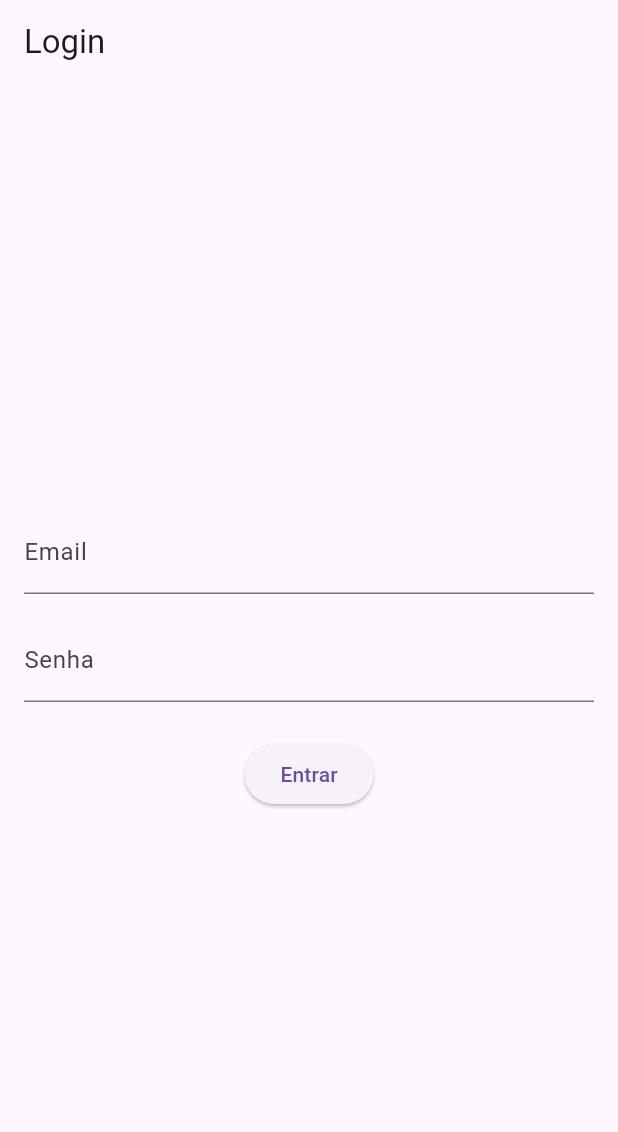
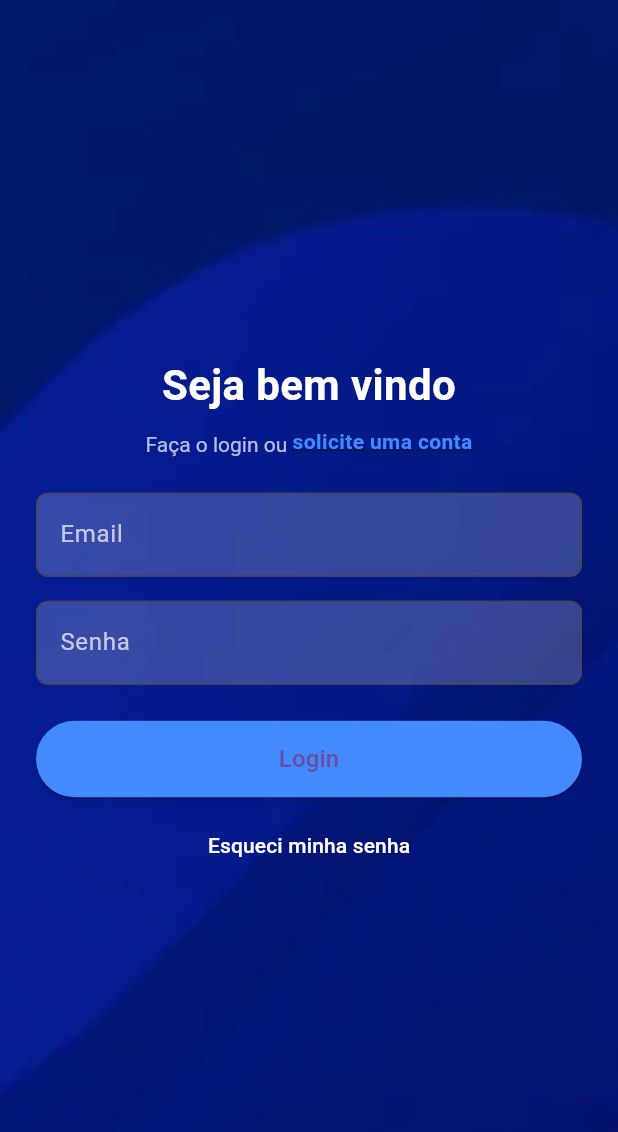
Before and after one commit to DevClaudioFilho/pint_mobile, a Flutter app: the screen it shows after launch, on a phone screen of 412 x 824 dp. Shown: the top 1132 px of the screen. Run offline on Flutter 3.47's test engine with Material 3 defaults, Android fonts, the phone set to English and light mode, and no system bars; our stand-ins replace youtube_player_iframe.

Commit message:
mock com o login feio

```diff
--- a/lib/app/routes.dart
+++ b/lib/app/routes.dart
@@ -9,12 +9,14 @@ import 'package:flutter_application/presentation/pages/login_page.dart';
 import 'package:flutter_application/presentation/pages/post_page.dart';
 import 'package:flutter_application/presentation/pages/posts_page.dart';
 import 'package:flutter_application/presentation/pages/profile_page.dart';
+import 'package:flutter_application/presentation/pages/solicitar_page.dart';
 import '../presentation/pages/splash_page.dart';
 
 class AppRoutes {
   static final routes = <String, WidgetBuilder>{
     '/': (context) => const SplashPage(),
     '/login': (context) => const LoginPage(),
+    '/solicitar-conta': (context) => const SolicitarContaPage(),
 
     '/cursos':
         (context) => const AuthScaffold(child: CursosPage(), title: 'Cursos'),
--- a/lib/presentation/pages/login_page.dart
+++ b/lib/presentation/pages/login_page.dart
@@ -44,18 +44,62 @@ class _LoginPageState extends State<LoginPage> {
   @override
   Widget build(BuildContext context) {
     return Scaffold(
-      appBar: AppBar(title: const Text('Login')),
-      body: Padding(
-        padding: const EdgeInsets.all(16.0),
+      body: Stack(
+        fit: StackFit.expand,
+        children: [
+          Image.asset(
+            'assets/bg_login.jpg',
+            fit: BoxFit.cover,
+          ),
+          Padding(
+            padding: const EdgeInsets.all(24),
             child: Center(
+              child: SingleChildScrollView(
                 child: Form(
                   key: _formKey,
                   child: Column(
                     mainAxisSize: MainAxisSize.min,
+                    crossAxisAlignment: CrossAxisAlignment.stretch,
                     children: [
+                      const Text(
+                        'Seja bem vindo',
+                        style: TextStyle(
+                          fontSize: 28,
+                          fontWeight: FontWeight.bold,
+                          color: Colors.white,
+                        ),
+                        textAlign: TextAlign.center,
+                      ),
+                      const SizedBox(height: 8),
+                      RichText(
+                        textAlign: TextAlign.center,
+                        text: TextSpan(
+                          style: const TextStyle(color: Colors.white70, fontSize: 14),
+                          children: [
+                            const TextSpan(text: 'Faça o login ou '),
+                            WidgetSpan(
+                              child: GestureDetector(
+                                onTap: () {
+                                  Navigator.pushNamed(context, '/solicitar-conta');
+                                },
+                                child: const Text(
+                                  'solicite uma conta',
+                                  style: TextStyle(
+                                    color: Colors.blueAccent,
+                                    decoration: TextDecoration.underline,
+                                    fontWeight: FontWeight.bold,
+                                  ),
+                                ),
+                              ),
+                            ),
+                          ],
+                        ),
+                      ),
+                      const SizedBox(height: 24),
                       TextFormField(
                         controller: _emailController,
-                  decoration: const InputDecoration(labelText: 'Email'),
+                        style: const TextStyle(color: Colors.white),
+                        decoration: _inputDecoration('Email'),
                         validator: (value) {
                           if (value == null || value.isEmpty) return 'Informe o email';
                           if (!value.contains('@')) return 'Email inválido';
@@ -66,7 +110,8 @@ class _LoginPageState extends State<LoginPage> {
                       TextFormField(
                         controller: _passwordController,
                         obscureText: true,
-                  decoration: const InputDecoration(labelText: 'Senha'),
+                        style: const TextStyle(color: Colors.white),
+                        decoration: _inputDecoration('Senha'),
                         validator: (value) {
                           if (value == null || value.isEmpty) return 'Informe a senha';
                           if (value.length < 6) return 'Senha muito curta';
@@ -75,16 +120,50 @@ class _LoginPageState extends State<LoginPage> {
                       ),
                       const SizedBox(height: 24),
                       _loading
-                    ? const CircularProgressIndicator()
+                          ? const Center(child: CircularProgressIndicator())
                           : ElevatedButton(
+                              style: ElevatedButton.styleFrom(
+                                backgroundColor: Colors.blueAccent,
+                                padding: const EdgeInsets.symmetric(vertical: 14),
+                              ),
                               onPressed: _login,
-                        child: const Text('Entrar'),
+                              child: const Text(
+                                'Login',
+                                style: TextStyle(fontSize: 16),
+                              ),
+                            ),
+                      const SizedBox(height: 8),
+                      TextButton(
+                        onPressed: () {
+                          Navigator.pushNamed(context, '/forgot-password');
+                        },
+                        child: const Text(
+                          'Esqueci minha senha',
+                          style: TextStyle(color: Colors.white),
+                        ),
                       ),
                     ],
                   ),
                 ),
               ),
             ),
+          ),
+        ],
+      ),
+    );
+  }
+
+  InputDecoration _inputDecoration(String label) {
+    return InputDecoration(
+      labelText: label,
+      labelStyle: const TextStyle(color: Colors.white70),
+      filled: true,
+      fillColor: Colors.white.withOpacity(0.2),
+      border: OutlineInputBorder(borderRadius: BorderRadius.circular(8)),
+      focusedBorder: OutlineInputBorder(
+        borderRadius: BorderRadius.circular(8),
+        borderSide: const BorderSide(color: Colors.blueAccent),
+      ),
     );
   }
 }
```
Also changed, not shown: lib/presentation/pages/solicitar_page.dart (added, +154 -0 lines), assets/bg_login.jpg (added). Lines whose indentation alone changed are shown as unchanged.
